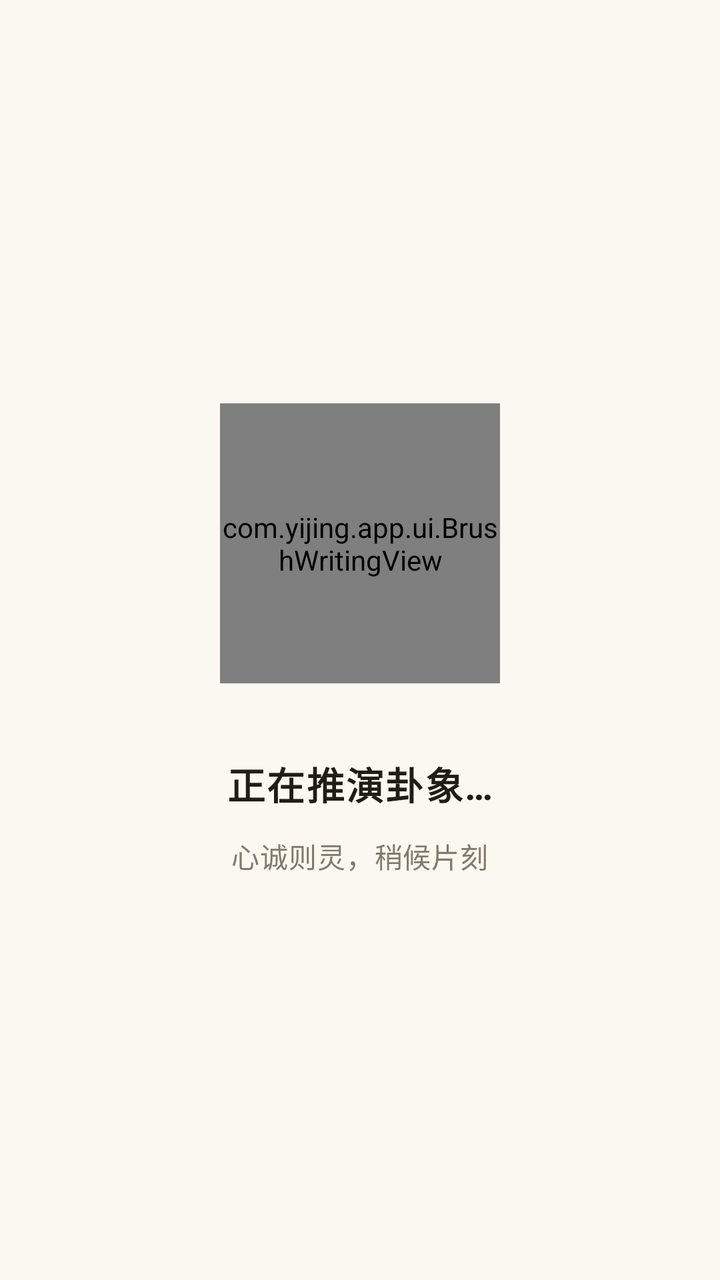
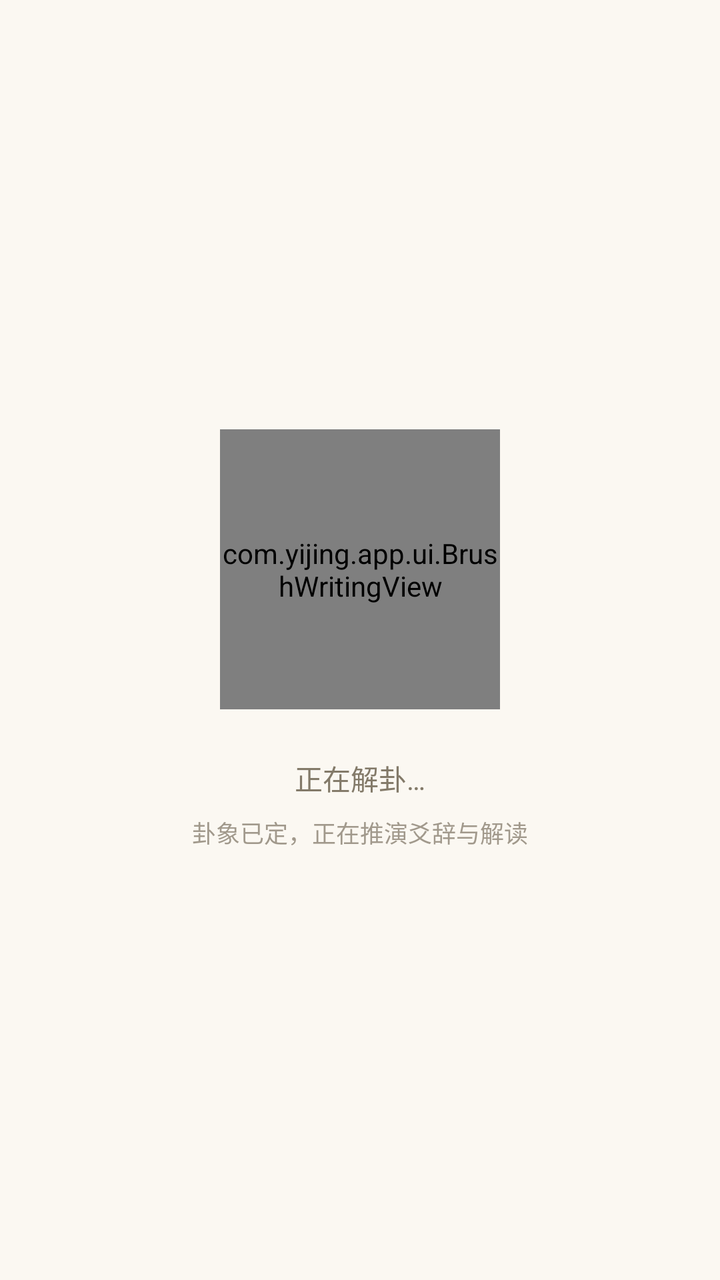

Compare the two renders of this Android layout. The source of the first and the diff that turns it into the second are given below.
<!-- AndroidManifest.xml: application theme Theme.Yijing -->
<!-- res/layout/activity_loading.xml -->
<?xml version="1.0" encoding="utf-8"?>
<LinearLayout xmlns:android="http://schemas.android.com/apk/res/android"
    android:layout_width="match_parent"
    android:layout_height="match_parent"
    android:orientation="vertical"
    android:gravity="center"
    android:background="@color/paper"
    android:paddingHorizontal="32dp">

    <com.yijing.app.ui.BrushWritingView
        android:id="@+id/loadingBrush"
        android:layout_width="140dp"
        android:layout_height="140dp" />

    <TextView
        android:layout_width="wrap_content"
        android:layout_height="wrap_content"
        android:layout_marginTop="36dp"
        android:letterSpacing="0.04"
        android:text="正在推演卦象…"
        android:textColor="@color/ink"
        android:textSize="19sp"
        android:textStyle="bold" />

    <TextView
        android:layout_width="wrap_content"
        android:layout_height="wrap_content"
        android:layout_marginTop="12dp"
        android:letterSpacing="0.02"
        android:text="心诚则灵，稍候片刻"
        android:textColor="@color/ink_muted"
        android:textSize="14sp" />
</LinearLayout>
<!-- resources referenced by this layout -->
<resources>
  <color name="ink">#201D17</color>
  <color name="ink_muted">#837A69</color>
  <color name="paper">#FBF8F2</color>
  <style name="Theme.Yijing" parent="Theme.Material3.DayNight.NoActionBar">
          <item name="colorPrimary">@color/brand</item>
          <item name="colorOnPrimary">@color/paper</item>
          <item name="android:colorBackground">@color/paper</item>
      </style>
  <color name="brand">#8A6D3B</color>
</resources>

<!-- the commit's change to res/layout/activity_loading.xml (unified diff, before → after) -->
@@ -7,6 +7,7 @@
     android:background="@color/paper"
     android:paddingHorizontal="32dp">
 
+    
     <com.yijing.app.ui.BrushWritingView
         android:id="@+id/loadingBrush"
         android:layout_width="140dp"
@@ -15,19 +16,17 @@
     <TextView
         android:layout_width="wrap_content"
         android:layout_height="wrap_content"
-        android:layout_marginTop="36dp"
-        android:letterSpacing="0.04"
-        android:text="正在推演卦象…"
-        android:textColor="@color/ink"
-        android:textSize="19sp"
-        android:textStyle="bold" />
+        android:layout_marginTop="24dp"
+        android:text="正在解卦…"
+        android:textColor="@color/ink_muted"
+        android:textSize="14sp" />
 
     <TextView
         android:layout_width="wrap_content"
         android:layout_height="wrap_content"
-        android:layout_marginTop="12dp"
-        android:letterSpacing="0.02"
-        android:text="心诚则灵，稍候片刻"
+        android:layout_marginTop="8dp"
+        android:alpha="0.75"
+        android:text="卦象已定，正在推演爻辞与解读"
         android:textColor="@color/ink_muted"
-        android:textSize="14sp" />
+        android:textSize="12sp" />
 </LinearLayout>
<!-- resource entries referenced after the edit -->
@@ -1,6 +1,5 @@
 <!-- resources referenced by this layout -->
 <resources>
-  <color name="ink">#201D17</color>
   <color name="ink_muted">#837A69</color>
   <color name="paper">#FBF8F2</color>
   <style name="Theme.Yijing" parent="Theme.Material3.DayNight.NoActionBar">
